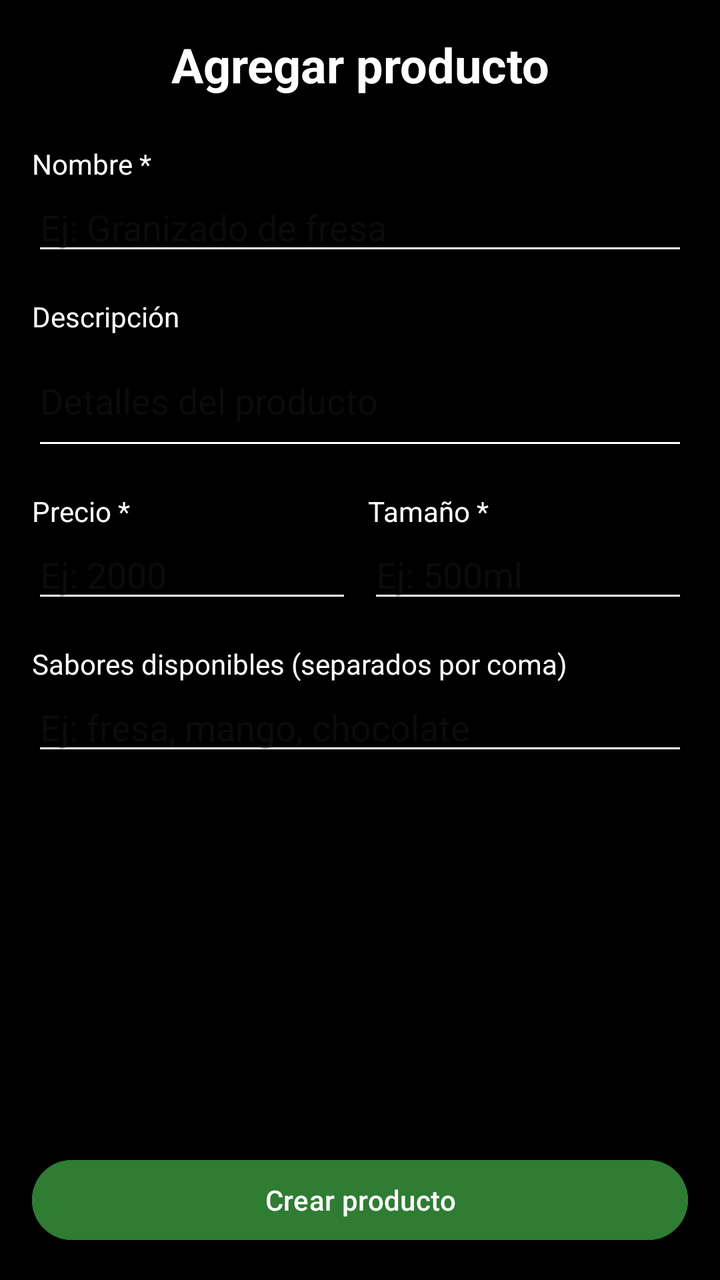
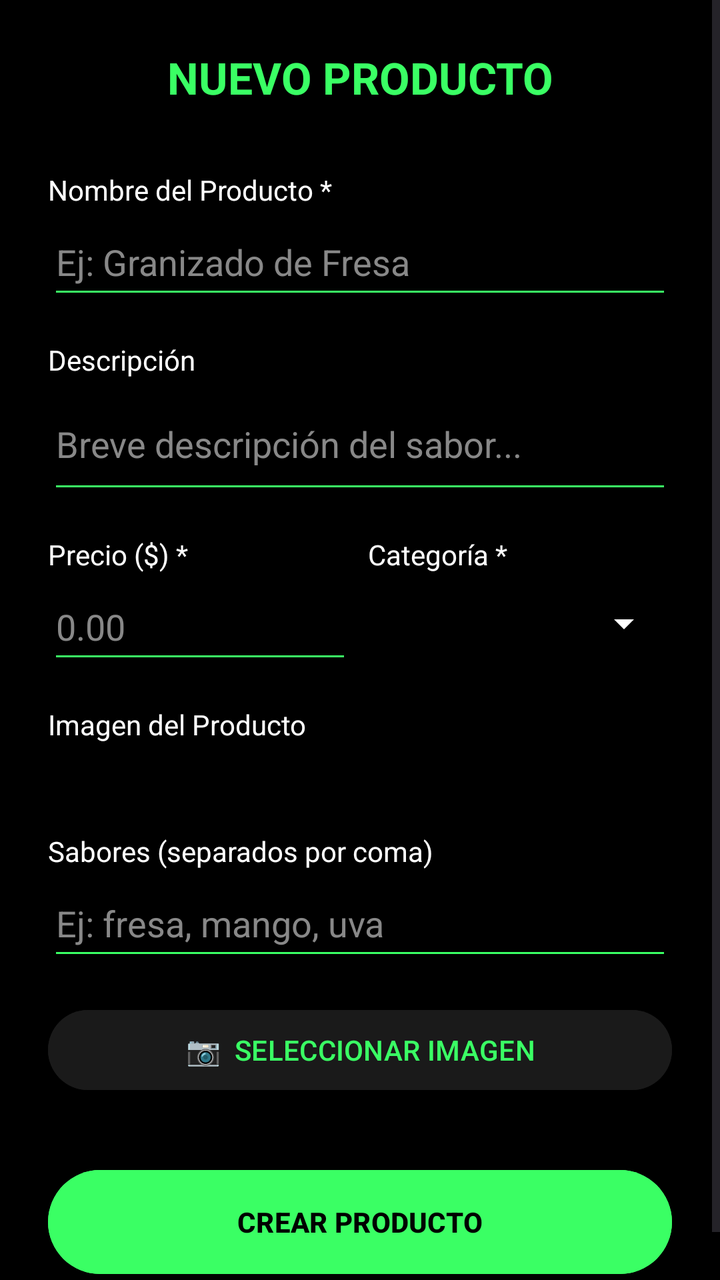

An Android layout rendered at two revisions. The XML below is the earlier revision; the diff shows what the commit changed to produce the second picture.
<!-- AndroidManifest.xml: application theme Theme.GranineaApp -->
<!-- res/layout/activity_crear_producto.xml -->
<?xml version="1.0" encoding="utf-8"?>
<androidx.constraintlayout.widget.ConstraintLayout
    xmlns:android="http://schemas.android.com/apk/res/android"
    xmlns:app="http://schemas.android.com/apk/res-auto"
    android:layout_width="match_parent"
    android:layout_height="match_parent"
    android:background="@color/black"
    android:padding="16dp">

    
    <TextView
        android:id="@+id/tvTituloCrear"
        android:layout_width="0dp"
        android:layout_height="wrap_content"
        android:text="@string/agregar_producto2"
        android:textSize="24sp"
        android:textStyle="bold"
        android:textColor="@color/white"
        android:gravity="center"
        android:paddingBottom="24dp"
        app:layout_constraintTop_toTopOf="parent"
        app:layout_constraintStart_toStartOf="parent"
        app:layout_constraintEnd_toEndOf="parent" />

    
    <TextView
        android:id="@+id/labelNombre"
        android:layout_width="0dp"
        android:layout_height="wrap_content"
        android:text="@string/nombre"
        android:textSize="14sp"
        android:textColor="@color/white"
        app:layout_constraintTop_toBottomOf="@id/tvTituloCrear"
        app:layout_constraintStart_toStartOf="parent" />

    <EditText
        android:id="@+id/etCrearNombre"
        android:layout_width="0dp"
        android:layout_height="wrap_content"
        android:hint="@string/ej_granizado_de_fresa"
        android:inputType="text"
        android:backgroundTint="@color/white"
        app:layout_constraintTop_toBottomOf="@id/labelNombre"
        app:layout_constraintStart_toStartOf="parent"
        app:layout_constraintEnd_toEndOf="parent" />

    
    <TextView
        android:id="@+id/labelDescripcion"
        android:layout_width="0dp"
        android:layout_height="wrap_content"
        android:text="Descripción"
        android:textSize="14sp"
        android:textColor="@color/white"
        android:layout_marginTop="16dp"
        app:layout_constraintTop_toBottomOf="@id/etCrearNombre"
        app:layout_constraintStart_toStartOf="parent" />

    <EditText
        android:id="@+id/etCrearDescripcion"
        android:layout_width="0dp"
        android:layout_height="wrap_content"
        android:hint="Detalles del producto"
        android:inputType="textMultiLine"
        android:minLines="2"
        android:backgroundTint="@color/white"
        app:layout_constraintTop_toBottomOf="@id/labelDescripcion"
        app:layout_constraintStart_toStartOf="parent"
        app:layout_constraintEnd_toEndOf="parent" />

    
    <LinearLayout
        android:id="@+id/rowPrecioTamanio"
        android:layout_width="0dp"
        android:layout_height="wrap_content"
        android:orientation="horizontal"
        android:layout_marginTop="16dp"
        app:layout_constraintTop_toBottomOf="@id/etCrearDescripcion"
        app:layout_constraintStart_toStartOf="parent"
        app:layout_constraintEnd_toEndOf="parent">

        <LinearLayout
            android:layout_width="0dp"
            android:layout_height="wrap_content"
            android:layout_weight="1"
            android:orientation="vertical"
            android:layout_marginEnd="8dp">

            <TextView
                android:layout_width="wrap_content"
                android:layout_height="wrap_content"
                android:text="Precio *"
                android:textSize="14sp"
                android:textColor="@color/white" />

            <EditText
                android:id="@+id/etCrearPrecio"
                android:layout_width="match_parent"
                android:layout_height="wrap_content"
                android:hint="Ej: 2000"
                android:inputType="numberDecimal"
                android:backgroundTint="@color/white" />
        </LinearLayout>

        <LinearLayout
            android:layout_width="0dp"
            android:layout_height="wrap_content"
            android:layout_weight="1"
            android:orientation="vertical">

            <TextView
                android:layout_width="wrap_content"
                android:layout_height="wrap_content"
                android:text="Tamaño *"
                android:textSize="14sp"
                android:textColor="@color/white" />

            <EditText
                android:id="@+id/etCrearTamanio"
                android:layout_width="match_parent"
                android:layout_height="wrap_content"
                android:hint="Ej: 500ml"
                android:inputType="text"
                android:backgroundTint="@color/white" />
        </LinearLayout>
    </LinearLayout>

    
    <TextView
        android:id="@+id/labelSabores"
        android:layout_width="0dp"
        android:layout_height="wrap_content"
        android:text="Sabores disponibles (separados por coma)"
        android:textSize="14sp"
        android:textColor="@color/white"
        android:layout_marginTop="16dp"
        app:layout_constraintTop_toBottomOf="@id/rowPrecioTamanio"
        app:layout_constraintStart_toStartOf="parent" />

    <EditText
        android:id="@+id/etCrearSabores"
        android:layout_width="0dp"
        android:layout_height="wrap_content"
        android:hint="Ej: fresa, mango, chocolate"
        android:inputType="text"
        android:backgroundTint="@color/white"
        app:layout_constraintTop_toBottomOf="@id/labelSabores"
        app:layout_constraintStart_toStartOf="parent"
        app:layout_constraintEnd_toEndOf="parent" />

    
    <Button
        android:id="@+id/btnGuardarProducto"
        android:layout_width="0dp"
        android:layout_height="wrap_content"
        android:text="Crear producto"
        android:backgroundTint="@color/primary"
        android:textColor="@color/text_white"
        android:layout_marginTop="32dp"
        app:layout_constraintBottom_toBottomOf="parent"
        app:layout_constraintStart_toStartOf="parent"
        app:layout_constraintEnd_toEndOf="parent" />

</androidx.constraintlayout.widget.ConstraintLayout>
<!-- resources referenced by this layout -->
<resources>
  <color name="black">#000000</color>
  <color name="primary">#2E7D32</color>
  <color name="text_white">#FFFFFF</color>
  <color name="white">#FFFFFF</color>
  <string name="agregar_producto2">Agregar producto</string>
  <string name="ej_granizado_de_fresa">Ej: Granizado de fresa</string>
  <string name="nombre">Nombre *</string>
  <style name="Theme.GranineaApp" parent="Base.Theme.GranineaApp" />
  <style name="Base.Theme.GranineaApp" parent="Theme.Material3.DayNight.NoActionBar">
          
          
          <item name="android:statusBarColor">@color/black</item>
  
      </style>
</resources>

<!-- the commit's change to res/layout/activity_crear_producto.xml (unified diff, before → after) -->
@@ -1,164 +1,197 @@
 <?xml version="1.0" encoding="utf-8"?>
-<androidx.constraintlayout.widget.ConstraintLayout
+<ScrollView
     xmlns:android="http://schemas.android.com/apk/res/android"
-    xmlns:app="http://schemas.android.com/apk/res-auto"
     android:layout_width="match_parent"
     android:layout_height="match_parent"
-    android:background="@color/black"
-    android:padding="16dp">
+    android:background="@color/black">
 
-    
-    <TextView
-        android:id="@+id/tvTituloCrear"
-        android:layout_width="0dp"
+    <LinearLayout
+        android:layout_width="match_parent"
         android:layout_height="wrap_content"
-        android:text="@string/agregar_producto2"
-        android:textSize="24sp"
-        android:textStyle="bold"
-        android:textColor="@color/white"
-        android:gravity="center"
-        android:paddingBottom="24dp"
-        app:layout_constraintTop_toTopOf="parent"
-        app:layout_constraintStart_toStartOf="parent"
-        app:layout_constraintEnd_toEndOf="parent" />
+        android:orientation="vertical"
+        android:padding="24dp">
 
-    
-    <TextView
-        android:id="@+id/labelNombre"
-        android:layout_width="0dp"
-        android:layout_height="wrap_content"
-        android:text="@string/nombre"
-        android:textSize="14sp"
-        android:textColor="@color/white"
-        app:layout_constraintTop_toBottomOf="@id/tvTituloCrear"
-        app:layout_constraintStart_toStartOf="parent" />
+        <TextView
+            android:layout_width="match_parent"
+            android:layout_height="wrap_content"
+            android:text="NUEVO PRODUCTO"
+            android:textSize="22sp"
+            android:textStyle="bold"
+            android:textColor="@color/colorverde_letra"
+            android:gravity="center"
+            android:layout_marginBottom="32dp" />
 
-    <EditText
-        android:id="@+id/etCrearNombre"
-        android:layout_width="0dp"
-        android:layout_height="wrap_content"
-        android:hint="@string/ej_granizado_de_fresa"
-        android:inputType="text"
-        android:backgroundTint="@color/white"
-        app:layout_constraintTop_toBottomOf="@id/labelNombre"
-        app:layout_constraintStart_toStartOf="parent"
-        app:layout_constraintEnd_toEndOf="parent" />
+        
+        <TextView
+            android:layout_width="match_parent"
+            android:layout_height="wrap_content"
+            android:text="Nombre del Producto *"
+            android:textColor="@color/white"
+            android:textSize="14sp" />
 
-    
-    <TextView
-        android:id="@+id/labelDescripcion"
-        android:layout_width="0dp"
-        android:layout_height="wrap_content"
-        android:text="Descripción"
-        android:textSize="14sp"
-        android:textColor="@color/white"
-        android:layout_marginTop="16dp"
-        app:layout_constraintTop_toBottomOf="@id/etCrearNombre"
-        app:layout_constraintStart_toStartOf="parent" />
+        <EditText
+            android:id="@+id/etCrearNombre"
+            android:layout_width="match_parent"
+            android:layout_height="50dp"
+            android:hint="Ej: Granizado de Fresa"
+            android:textColor="@color/white"
+            android:textColorHint="#888888"
+            android:backgroundTint="@color/colorverde_letra"
+            android:inputType="textCapSentences"
+            android:layout_marginBottom="16dp"/>
 
-    <EditText
-        android:id="@+id/etCrearDescripcion"
-        android:layout_width="0dp"
-        android:layout_height="wrap_content"
-        android:hint="Detalles del producto"
-        android:inputType="textMultiLine"
-        android:minLines="2"
-        android:backgroundTint="@color/white"
-        app:layout_constraintTop_toBottomOf="@id/labelDescripcion"
-        app:layout_constraintStart_toStartOf="parent"
-        app:layout_constraintEnd_toEndOf="parent" />
+        
+        <TextView
+            android:layout_width="match_parent"
+            android:layout_height="wrap_content"
+            android:text="Descripción"
+            android:textColor="@color/white"
+            android:textSize="14sp" />
 
-    
-    <LinearLayout
-        android:id="@+id/rowPrecioTamanio"
-        android:layout_width="0dp"
-        android:layout_height="wrap_content"
-        android:orientation="horizontal"
-        android:layout_marginTop="16dp"
-        app:layout_constraintTop_toBottomOf="@id/etCrearDescripcion"
-        app:layout_constraintStart_toStartOf="parent"
-        app:layout_constraintEnd_toEndOf="parent">
+        <EditText
+            android:id="@+id/etCrearDescripcion"
+            android:layout_width="match_parent"
+            android:layout_height="wrap_content"
+            android:hint="Breve descripción del sabor..."
+            android:textColor="@color/white"
+            android:textColorHint="#888888"
+            android:backgroundTint="@color/colorverde_letra"
+            android:inputType="textMultiLine"
+            android:minLines="2"
+            android:layout_marginBottom="16dp"/>
 
         <LinearLayout
-            android:layout_width="0dp"
+            android:layout_width="match_parent"
             android:layout_height="wrap_content"
-            android:layout_weight="1"
-            android:orientation="vertical"
-            android:layout_marginEnd="8dp">
+            android:orientation="horizontal"
+            android:baselineAligned="false">
 
-            <TextView
-                android:layout_width="wrap_content"
+            
+            <LinearLayout
+                android:layout_width="0dp"
                 android:layout_height="wrap_content"
-                android:text="Precio *"
-                android:textSize="14sp"
-                android:textColor="@color/white" />
+                android:layout_weight="1"
+                android:orientation="vertical"
+                android:layout_marginEnd="8dp">
 
-            <EditText
-                android:id="@+id/etCrearPrecio"
-                android:layout_width="match_parent"
+                <TextView
+                    android:layout_width="wrap_content"
+                    android:layout_height="wrap_content"
+                    android:text="Precio ($) *"
+                    android:textColor="@color/white" />
+
+                <EditText
+                    android:id="@+id/etCrearPrecio"
+                    android:layout_width="match_parent"
+                    android:layout_height="50dp"
+                    android:hint="0.00"
+                    android:textColor="@color/white"
+                    android:textColorHint="#888888"
+                    android:backgroundTint="@color/colorverde_letra"
+                    android:inputType="numberDecimal" />
+            </LinearLayout>
+
+            
+            <LinearLayout
+                android:layout_width="0dp"
                 android:layout_height="wrap_content"
-                android:hint="Ej: 2000"
-                android:inputType="numberDecimal"
-                android:backgroundTint="@color/white" />
+                android:layout_weight="1"
+                android:orientation="vertical">
+
+                <TextView
+                    android:layout_width="wrap_content"
+                    android:layout_height="wrap_content"
+                    android:text="Categoría *"
+                    android:textColor="@color/white" />
+
+                <Spinner
+                    android:id="@+id/spinnerTipo"
+                    android:layout_width="match_parent"
+                    android:layout_height="50dp"
+                    android:backgroundTint="@color/white"
+                    android:popupBackground="@color/black" />
+            </LinearLayout>
         </LinearLayout>
 
-        <LinearLayout
-            android:layout_width="0dp"
+        
+        <TextView
+            android:layout_width="match_parent"
             android:layout_height="wrap_content"
-            android:layout_weight="1"
-            android:orientation="vertical">
+            android:text="Imagen del Producto"
+            android:textColor="@color/white"
+            android:textSize="14sp"
+            android:layout_marginTop="16dp" />
 
-            <TextView
-                android:layout_width="wrap_content"
-                android:layout_height="wrap_content"
-                android:text="Tamaño *"
-                android:textSize="14sp"
-                android:textColor="@color/white" />
+        
+        <ImageView
+            android:id="@+id/ivPreviewImagen"
+            android:layout_width="match_parent"
+            android:layout_height="180dp"
+            android:scaleType="centerCrop"
+            android:background="#1A1A1A"
+            android:layout_marginTop="8dp"
+            android:visibility="gone" />
 
-            <EditText
-                android:id="@+id/etCrearTamanio"
-                android:layout_width="match_parent"
-                android:layout_height="wrap_content"
-                android:hint="Ej: 500ml"
-                android:inputType="text"
-                android:backgroundTint="@color/white" />
-        </LinearLayout>
+        
+        <TextView
+            android:id="@+id/tvImagenSeleccionada"
+            android:layout_width="match_parent"
+            android:layout_height="wrap_content"
+            android:text=""
+            android:textColor="#888888"
+            android:textSize="12sp"
+            android:layout_marginTop="4dp"
+            android:layout_marginBottom="8dp" />
+
+        
+        <TextView
+            android:layout_width="match_parent"
+            android:layout_height="wrap_content"
+            android:text="Sabores (separados por coma)"
+            android:textColor="@color/white"
+            android:textSize="14sp"
+            android:layout_marginTop="16dp"/>
+
+        <EditText
+            android:id="@+id/etCrearSabores"
+            android:layout_width="match_parent"
+            android:layout_height="50dp"
+            android:hint="Ej: fresa, mango, uva"
+            android:textColor="@color/white"
+            android:textColorHint="#888888"
+            android:backgroundTint="@color/colorverde_letra"
+            android:inputType="text"
+            android:layout_marginBottom="16dp"/>
+
+        
+        <Button
+            android:id="@+id/btnSeleccionarImagen"
+            android:layout_width="match_parent"
+            android:layout_height="48dp"
+            android:text="📷  SELECCIONAR IMAGEN"
+            android:backgroundTint="#1A1A1A"
+            android:textColor="@color/colorverde_letra"
+            android:layout_marginBottom="24dp" />
+
+        
+
+        <ProgressBar
+            android:id="@+id/progressBarCrear"
+            android:layout_width="wrap_content"
+            android:layout_height="wrap_content"
+            android:layout_gravity="center"
+            android:visibility="gone"
+            android:indeterminateTint="@color/colorverde_letra"/>
+
+        <Button
+            android:id="@+id/btnGuardarProducto"
+            android:layout_width="match_parent"
+            android:layout_height="60dp"
+            android:text="CREAR PRODUCTO"
+            android:textStyle="bold"
+            android:backgroundTint="@color/colorverde_letra"
+            android:textColor="@color/black"
+            android:layout_marginTop="8dp" />
+
     </LinearLayout>
-
-    
-    <TextView
-        android:id="@+id/labelSabores"
-        android:layout_width="0dp"
-        android:layout_height="wrap_content"
-        android:text="Sabores disponibles (separados por coma)"
-        android:textSize="14sp"
-        android:textColor="@color/white"
-        android:layout_marginTop="16dp"
-        app:layout_constraintTop_toBottomOf="@id/rowPrecioTamanio"
-        app:layout_constraintStart_toStartOf="parent" />
-
-    <EditText
-        android:id="@+id/etCrearSabores"
-        android:layout_width="0dp"
-        android:layout_height="wrap_content"
-        android:hint="Ej: fresa, mango, chocolate"
-        android:inputType="text"
-        android:backgroundTint="@color/white"
-        app:layout_constraintTop_toBottomOf="@id/labelSabores"
-        app:layout_constraintStart_toStartOf="parent"
-        app:layout_constraintEnd_toEndOf="parent" />
-
-    
-    <Button
-        android:id="@+id/btnGuardarProducto"
-        android:layout_width="0dp"
-        android:layout_height="wrap_content"
-        android:text="Crear producto"
-        android:backgroundTint="@color/primary"
-        android:textColor="@color/text_white"
-        android:layout_marginTop="32dp"
-        app:layout_constraintBottom_toBottomOf="parent"
-        app:layout_constraintStart_toStartOf="parent"
-        app:layout_constraintEnd_toEndOf="parent" />
-
-</androidx.constraintlayout.widget.ConstraintLayout>
+</ScrollView>
<!-- resource entries referenced after the edit -->
@@ -1,12 +1,8 @@
 <!-- resources referenced by this layout -->
 <resources>
   <color name="black">#000000</color>
-  <color name="primary">#2E7D32</color>
-  <color name="text_white">#FFFFFF</color>
+  <color name="colorverde_letra">#3AFF64</color>
   <color name="white">#FFFFFF</color>
-  <string name="agregar_producto2">Agregar producto</string>
-  <string name="ej_granizado_de_fresa">Ej: Granizado de fresa</string>
-  <string name="nombre">Nombre *</string>
   <style name="Theme.GranineaApp" parent="Base.Theme.GranineaApp" />
   <style name="Base.Theme.GranineaApp" parent="Theme.Material3.DayNight.NoActionBar">
           
